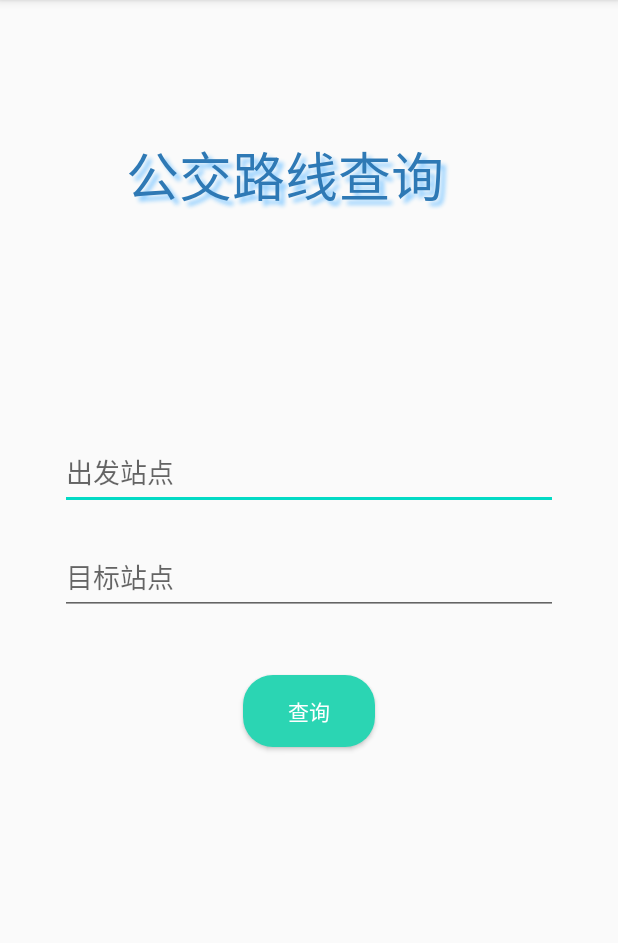
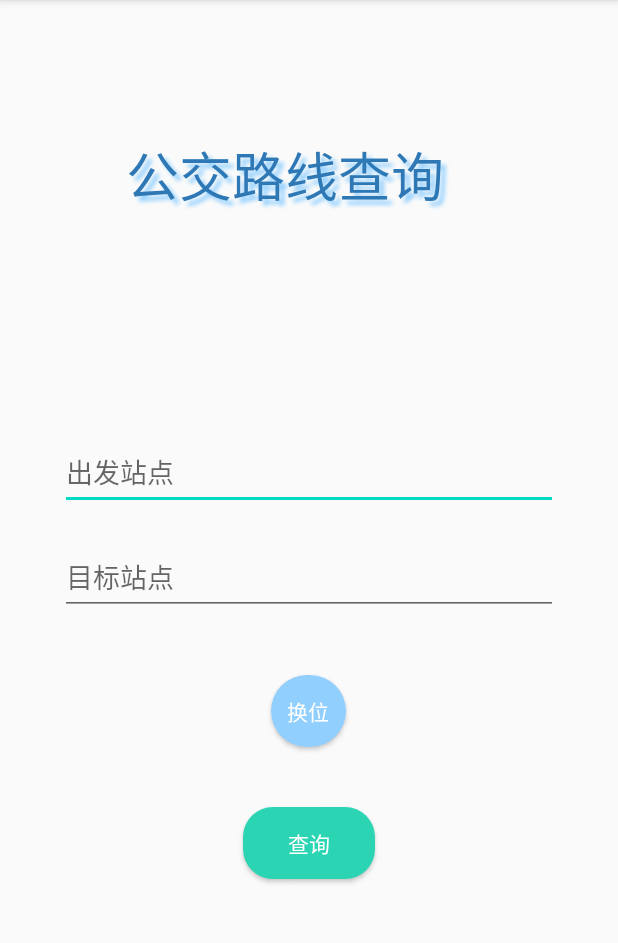
Before and after one commit to Ricky37501/RoutePlanning, an Android app: the screen it shows after launch (MainActivity), on a phone screen of 412 x 824 dp, the part 84-1027 px from its top. Run offline under Robolectric (Android 15) with nearby library versions, the phone set to English and light mode, and no system bars.

Commit message:
加了个reverse出发站和终点站，方便验收的时候演示

```diff
--- a/app/src/main/java/com/whutxhm/findroute/MainActivity.java
+++ b/app/src/main/java/com/whutxhm/findroute/MainActivity.java
@@ -13,19 +13,21 @@ public class MainActivity extends AppCompatActivity {
     public  Context sContext;
     private EditText startStation;
     private EditText endStation;
-    private Button searchButton;
+
     @Override
     protected void onCreate(Bundle savedInstanceState) {
         super.onCreate(savedInstanceState);
         setContentView(R.layout.activity_main);
         startStation=findViewById(R.id.star_point);
         endStation=findViewById(R.id.end_point);
-        searchButton=findViewById(R.id.search_btn);
+        Button searchButton = findViewById(R.id.search_btn);
+        Button reverseButton = findViewById(R.id.reverse_btn);
+        //预载数据库
         DBUtils.connect();
+        //设置按钮点击事件
         searchButton.setOnClickListener(new View.OnClickListener() {
             @Override
             public void onClick(View v) {
-                try {
                 Intent intent = new Intent(MainActivity.this, ResultActivity.class);
                 String start = startStation.getText().toString();
                 String end = endStation.getText().toString();
@@ -33,9 +35,14 @@ public class MainActivity extends AppCompatActivity {
                 intent.putExtra("end", end);
                 startActivity(intent);
             }
-                catch (Exception e){
-                    e.printStackTrace();
-                }
+        });
+        reverseButton.setOnClickListener(new View.OnClickListener() {
+            @Override
+            public void onClick(View v) {
+                String tempStart = startStation.getText().toString();
+                String tempEnd = endStation.getText().toString();
+                endStation.setText(tempStart);
+                startStation.setText(tempEnd);
             }
         });
     }
--- /dev/null
+++ b/app/src/main/res/drawable-v24/background_round_btn_blue.xml
@@ -0,0 +1,10 @@
+<?xml version="1.0" encoding="utf-8"?>
+<selector xmlns:android="http://schemas.android.com/apk/res/android">
+    <item>
+        <shape>
+            <solid android:color="@color/colorTitleShadow"/>
+            <corners android:radius="50dp"/>
+        </shape>
+    </item>
+
+</selector>
--- /dev/null
+++ b/app/src/main/res/drawable-v24/rip_round_btn_blue.xml
@@ -0,0 +1,5 @@
+<?xml version="1.0" encoding="utf-8"?>
+<ripple xmlns:android="http://schemas.android.com/apk/res/android"
+    android:color="#22000000">
+    <item android:drawable="@drawable/background_round_btn_blue"/>
+</ripple>
--- a/app/src/main/res/layout/activity_main.xml
+++ b/app/src/main/res/layout/activity_main.xml
@@ -47,6 +47,17 @@
             android:inputType="textShortMessage">
         </EditText>
         <Button
+            android:id="@+id/reverse_btn"
+            android:layout_width="50dp"
+            android:layout_height="wrap_content"
+            android:text="@string/reverse"
+            android:background="@drawable/rip_round_btn_blue"
+            android:layout_gravity="center_horizontal"
+            android:layout_marginTop="40sp"
+            android:textColor="@color/colorWhite"
+            >
+        </Button>
+        <Button
             android:id="@+id/search_btn"
             android:layout_width="wrap_content"
             android:layout_height="wrap_content"
--- a/app/src/main/res/values/strings.xml
+++ b/app/src/main/res/values/strings.xml
@@ -4,4 +4,5 @@
     <string name="start_point">出发站点</string>
     <string name="end_point">目标站点</string>
     <string name="search">查询</string>
-    </resources>
+    <string name="reverse">换位</string>
+</resources>
```
Lines whose indentation alone changed are shown as unchanged.
